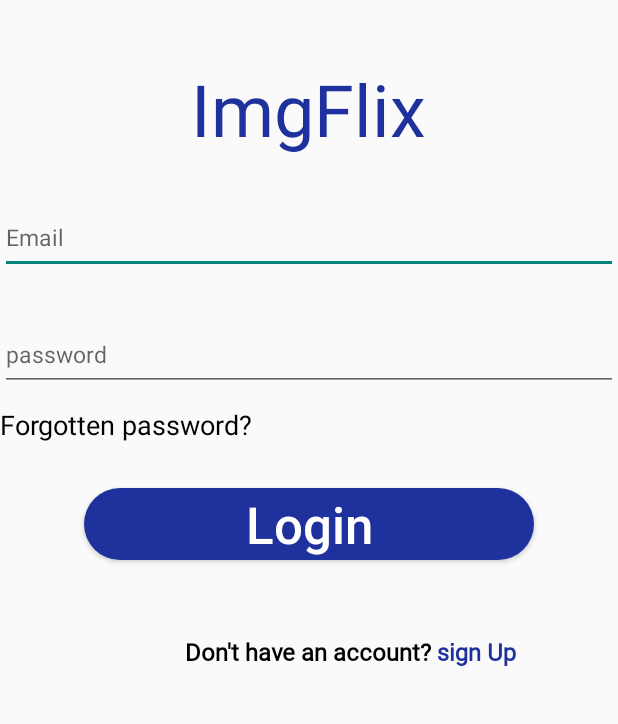
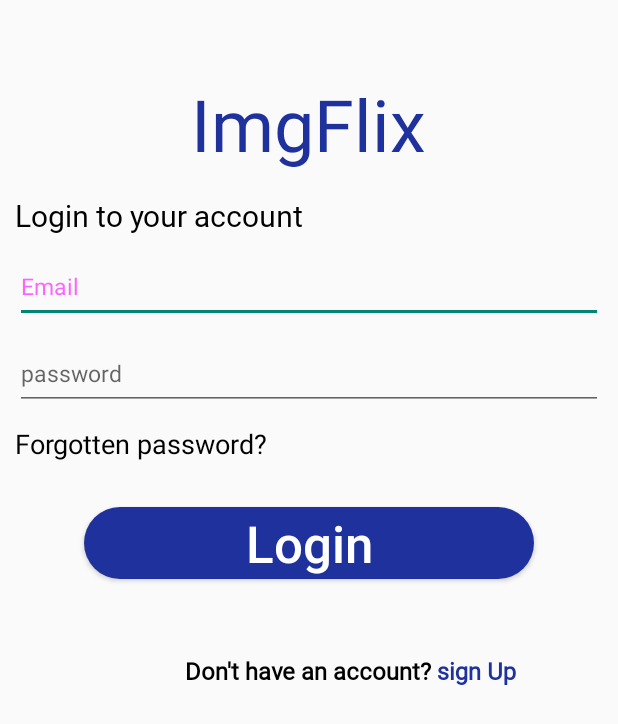
Before and after one commit to saretoduncan/imgflix, an Android app: the screen it shows after launch (MainActivity), on a phone screen of 412 x 824 dp. Shown: the top 724 px of the screen. Run offline under Robolectric (Android 15) with nearby library versions, the phone set to English and light mode, and no system bars; our stand-ins replace ButterKnife; Roboto replaces fonts that are not available here.

Commit message:
complete listview

```diff
--- a/app/src/main/java/com/example/imgflix/MainActivity.java
+++ b/app/src/main/java/com/example/imgflix/MainActivity.java
@@ -2,13 +2,38 @@ package com.example.imgflix;
 
 import androidx.appcompat.app.AppCompatActivity;
 
+import android.annotation.SuppressLint;
+import android.content.Intent;
 import android.os.Bundle;
+import android.view.View;
+import android.widget.Button;
+import android.widget.TextView;
+
+import butterknife.BindView;
+import butterknife.ButterKnife;
 
 public class MainActivity extends AppCompatActivity {
-
+@SuppressLint("NonConstantResourceId")
+@BindView(R.id.signUp) TextView signup;
+@BindView(R.id.loginButton) Button loginButton;
     @Override
     protected void onCreate(Bundle savedInstanceState) {
         super.onCreate(savedInstanceState);
         setContentView(R.layout.activity_main);
+        ButterKnife.bind(this);
+        signup.setOnClickListener(new View.OnClickListener() {
+            @Override
+            public void onClick(View view) {
+                Intent intent = new Intent(MainActivity.this, NewAccount.class);
+                startActivity(intent);
+            }
+        });
+        loginButton.setOnClickListener(new View.OnClickListener() {
+            @Override
+            public void onClick(View view) {
+                Intent intent = new Intent(MainActivity.this, DisplayImages.class);
+                startActivity(intent);
+            }
+        });
     }
 }
--- a/app/src/main/res/layout/activity_main.xml
+++ b/app/src/main/res/layout/activity_main.xml
@@ -4,6 +4,7 @@
     xmlns:tools="http://schemas.android.com/tools"
     android:layout_width="match_parent"
     android:layout_height="match_parent"
+    android:padding="10dp"
     tools:context=".MainActivity">
 
     <TextView
@@ -17,20 +18,32 @@
         android:text="@string/app_name"
         android:textSize="48sp" />
 
-
+    <TextView
+        android:id="@+id/tvLogMail"
+        android:layout_width="wrap_content"
+        android:layout_height="wrap_content"
+        android:text="@string/login_to_your_account"
+        android:textSize="20sp"
+        android:layout_below="@+id/application"
+        android:layout_marginTop="15dp"
+        android:textColor="@color/black"
+        android:fontFamily="@font/roboto"
+        />
     <EditText
         android:id="@+id/edEmail"
         android:layout_width="match_parent"
         android:layout_height="wrap_content"
-        android:layout_below="@+id/application"
+        android:layout_below="@+id/tvLogMail"
 
         android:layout_centerHorizontal="true"
-        android:layout_marginTop="30dp"
-        android:autofillHints=""
+        android:layout_marginTop="10dp"
+        android:autofillHints="textHint"
         android:hint="@string/email"
         android:inputType="textEmailAddress"
         android:minHeight="48dp"
-        android:textSize="15sp" />
+        android:textSize="15sp"
+        style="@style/Widget.MaterialComponents.TextInputLayout.OutlinedBox"
+        />
 
     <EditText
         android:id="@+id/edPassword"
@@ -38,8 +51,8 @@
         android:layout_height="wrap_content"
         android:layout_below="@+id/edEmail"
         android:layout_centerHorizontal="true"
-        android:layout_marginTop="30dp"
-        android:autofillHints=""
+        android:layout_marginTop="10dp"
+        android:autofillHints="textHint"
         android:hint="@string/password"
         android:inputType="textPassword"
         android:minHeight="48dp"
@@ -96,4 +109,5 @@
         android:textColor="@color/darkPurple"
         android:textStyle="bold" />
 
+
 </RelativeLayout>
--- a/app/src/main/res/values/strings.xml
+++ b/app/src/main/res/values/strings.xml
@@ -6,4 +6,10 @@
     <string name="login">Login</string>
     <string name="create_an_account">Don\'t have an account? </string>
     <string name="sign_up"> sign Up</string>
+    <string name="create_your_account">Create your Account</string>
+    <string name="confirm_password">Confirm Password</string>
+    <string name="already_have_an_account">Already have an account</string>
+    <string name="login_to_your_account">Login to your account</string>
+    <string name="coding_staff">coding staff</string>
+
 </resources>
```
Also changed, not shown: app/build.gradle (+7 -3 lines), app/src/main/AndroidManifest.xml (+9 -1 lines), app/src/main/java/com/example/imgflix/DisplayImages.java (+13 -0 lines), app/src/main/java/com/example/imgflix/MyAdapter.java (added, +59 -0 lines), app/src/main/java/com/example/imgflix/NewAccount.java (+17 -1 lines), app/src/main/res/layout/activity_display_images.xml (+8 -0 lines), app/src/main/res/layout/activity_newaccount.xml (+14 -19 lines), app/src/main/res/layout/card.xml (added, +26 -0 lines), app/src/main/res/drawable/image1.jpg (added), app/src/main/res/drawable/image2.jpg (added), app/src/main/res/drawable/image3.jpg (added).
